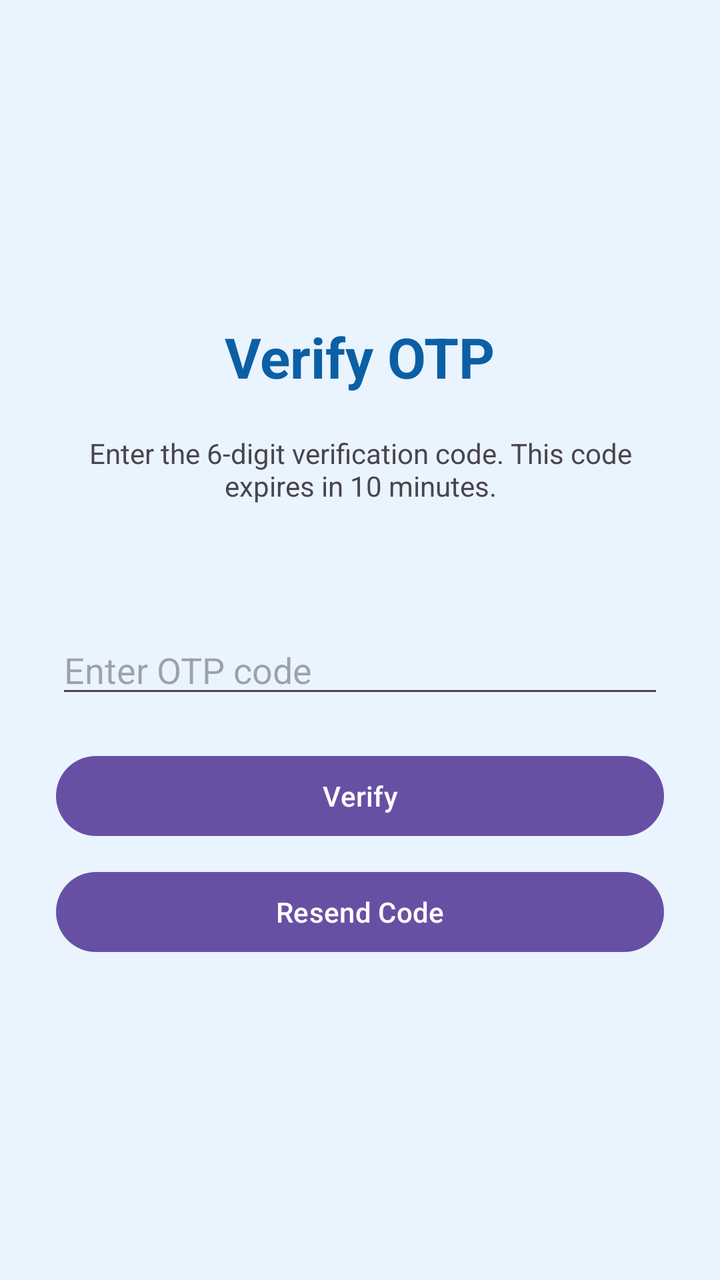
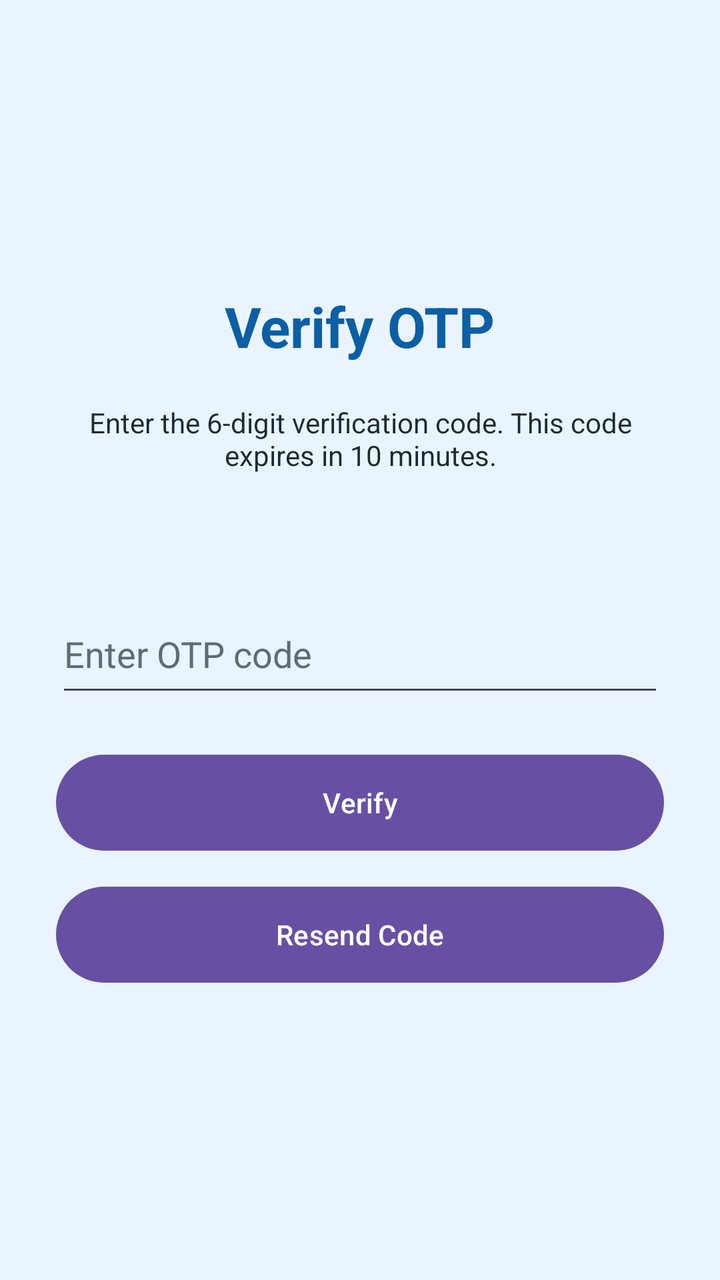

Before-and-after screenshots of an Android layout around one commit, followed by the original layout XML and the change that was made.
<!-- AndroidManifest.xml: application theme Theme.SmartAcademia -->
<!-- res/layout/activity_verify_otp.xml -->
<?xml version="1.0" encoding="utf-8"?>
<LinearLayout xmlns:android="http://schemas.android.com/apk/res/android"
    android:layout_width="match_parent"
    android:layout_height="match_parent"
    android:orientation="vertical"
    android:gravity="center"
    android:padding="28dp"
    android:background="#EAF4FF">

    <TextView
        android:id="@+id/otpTitleTextView"
        android:layout_width="wrap_content"
        android:layout_height="wrap_content"
        android:text="@string/verify_otp_title"
        android:textSize="28sp"
        android:textStyle="bold"
        android:textColor="#0B5FA5" />

    <TextView
        android:id="@+id/otpInfoTextView"
        android:layout_width="match_parent"
        android:layout_height="wrap_content"
        android:text="@string/otp_info"
        android:gravity="center"
        android:layout_marginTop="20dp" />

    <TextView
        android:id="@+id/demoOtpTextView"
        android:layout_width="wrap_content"
        android:layout_height="wrap_content"
        android:textSize="18sp"
        android:textStyle="bold"
        android:layout_marginTop="16dp" />

    <EditText
        android:id="@+id/otpEditText"
        android:layout_width="match_parent"
        android:layout_height="wrap_content"
        android:hint="@string/otp_hint"
        android:inputType="number"
        android:maxLength="6"
        android:layout_marginTop="20dp" />

    <Button
        android:id="@+id/verifyOtpButton"
        android:layout_width="match_parent"
        android:layout_height="wrap_content"
        android:text="@string/verify_button"
        android:layout_marginTop="20dp" />

    <Button
        android:id="@+id/resendOtpButton"
        android:layout_width="match_parent"
        android:layout_height="wrap_content"
        android:text="@string/resend_otp_button"
        android:layout_marginTop="10dp" />

</LinearLayout>
<!-- resources referenced by this layout -->
<resources>
  <string name="otp_hint">Enter OTP code</string>
  <string name="otp_info">Enter the 6-digit verification code. This code expires in 10 minutes.</string>
  <string name="resend_otp_button">Resend Code</string>
  <string name="verify_button">Verify</string>
  <string name="verify_otp_title">Verify OTP</string>
  <style name="Theme.SmartAcademia" parent="Base.Theme.SmartAcademia" />
  <style name="Base.Theme.SmartAcademia" parent="Theme.Material3.DayNight.NoActionBar">
          
          
      </style>
</resources>

<!-- the commit's change to res/layout/activity_verify_otp.xml (unified diff, before → after) -->
@@ -21,6 +21,7 @@
         android:layout_width="match_parent"
         android:layout_height="wrap_content"
         android:text="@string/otp_info"
+        android:textColor="#1F2933"
         android:gravity="center"
         android:layout_marginTop="20dp" />
 
@@ -28,6 +29,7 @@
         android:id="@+id/demoOtpTextView"
         android:layout_width="wrap_content"
         android:layout_height="wrap_content"
+        android:textColor="#1F2933"
         android:textSize="18sp"
         android:textStyle="bold"
         android:layout_marginTop="16dp" />
@@ -35,24 +37,29 @@
     <EditText
         android:id="@+id/otpEditText"
         android:layout_width="match_parent"
-        android:layout_height="wrap_content"
+        android:layout_height="56dp"
         android:hint="@string/otp_hint"
         android:inputType="number"
         android:maxLength="6"
+        android:autofillHints="smsOTPCode"
+        android:textColor="#1F2933"
+        android:textColorHint="#5F6B76"
         android:layout_marginTop="20dp" />
 
     <Button
         android:id="@+id/verifyOtpButton"
         android:layout_width="match_parent"
-        android:layout_height="wrap_content"
+        android:layout_height="56dp"
         android:text="@string/verify_button"
+        android:textColor="#FFFFFF"
         android:layout_marginTop="20dp" />
 
     <Button
         android:id="@+id/resendOtpButton"
         android:layout_width="match_parent"
-        android:layout_height="wrap_content"
+        android:layout_height="56dp"
         android:text="@string/resend_otp_button"
+        android:textColor="#FFFFFF"
         android:layout_marginTop="10dp" />
 
 </LinearLayout>
